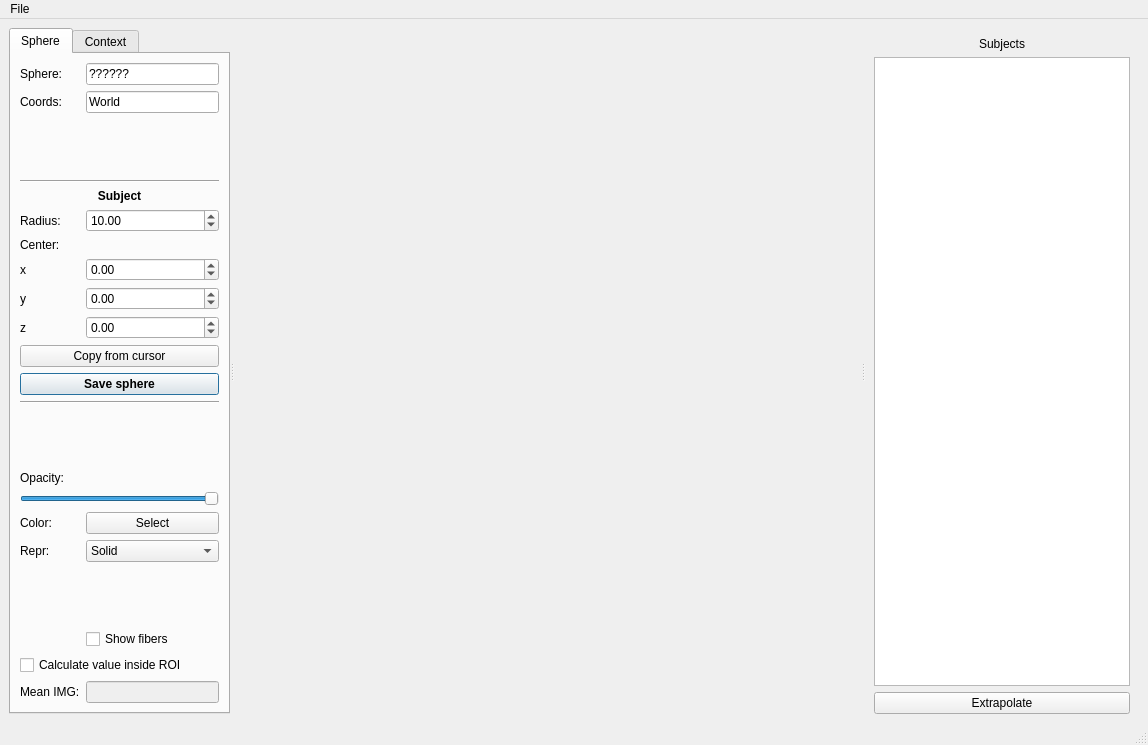
Before: the Qt Designer form braviz/interaction/qt_guis/roi_builder.ui in diego0020/braviz-app, drawn with Qt 5.
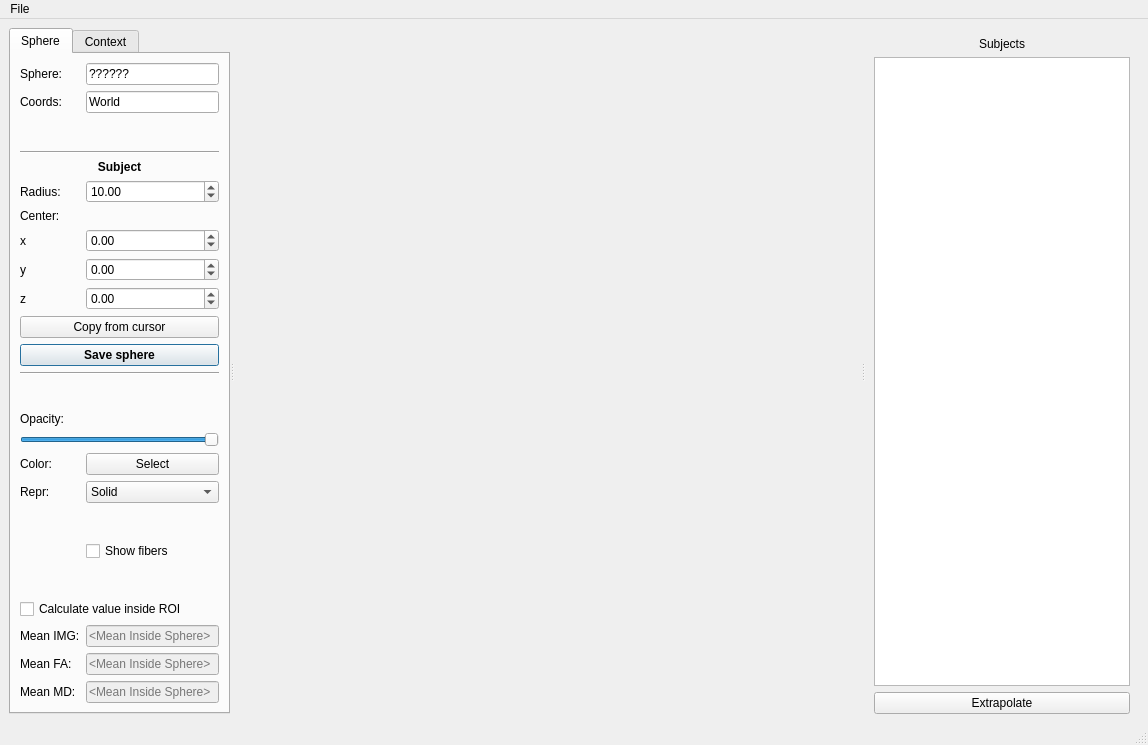
After: the same form once the commit is applied. Icons and pictures are not drawn.

```diff
--- a/braviz/interaction/qt_guis/roi_builder.ui
+++ b/braviz/interaction/qt_guis/roi_builder.ui
@@ -367,14 +367,14 @@
            </property>
           </widget>
          </item>
-         <item row="25" column="0">
+         <item row="28" column="0">
           <widget class="QLabel" name="mean_inside_label">
            <property name="text">
             <string>Mean IMG:</string>
            </property>
           </widget>
          </item>
-         <item row="25" column="1">
+         <item row="28" column="1">
           <widget class="QLineEdit" name="mean_inside_text">
            <property name="enabled">
             <bool>false</bool>
@@ -382,15 +382,71 @@
            <property name="readOnly">
             <bool>true</bool>
            </property>
+           <property name="placeholderText">
+            <string>&lt;Mean Inside Sphere&gt;</string>
+           </property>
           </widget>
          </item>
-         <item row="24" column="0" colspan="2">
+         <item row="27" column="0" colspan="2">
           <widget class="QCheckBox" name="inside_check">
            <property name="text">
             <string>Calculate value inside ROI</string>
            </property>
           </widget>
          </item>
+         <item row="29" column="0">
+          <widget class="QLabel" name="label_18">
+           <property name="text">
+            <string>Mean FA:</string>
+           </property>
+          </widget>
+         </item>
+         <item row="29" column="1">
+          <widget class="QLineEdit" name="mean_fa">
+           <property name="enabled">
+            <bool>false</bool>
+           </property>
+           <property name="readOnly">
+            <bool>true</bool>
+           </property>
+           <property name="placeholderText">
+            <string>&lt;Mean Inside Sphere&gt;</string>
+           </property>
+          </widget>
+         </item>
+         <item row="30" column="0">
+          <widget class="QLabel" name="label_19">
+           <property name="text">
+            <string>Mean MD:</string>
+           </property>
+          </widget>
+         </item>
+         <item row="30" column="1">
+          <widget class="QLineEdit" name="mean_md">
+           <property name="enabled">
+            <bool>false</bool>
+           </property>
+           <property name="readOnly">
+            <bool>true</bool>
+           </property>
+           <property name="placeholderText">
+            <string>&lt;Mean Inside Sphere&gt;</string>
+           </property>
+          </widget>
+         </item>
+         <item row="26" column="0">
+          <spacer name="verticalSpacer_3">
+           <property name="orientation">
+            <enum>Qt::Vertical</enum>
+           </property>
+           <property name="sizeHint" stdset="0">
+            <size>
+             <width>20</width>
+             <height>40</height>
+            </size>
+           </property>
+          </spacer>
+         </item>
         </layout>
        </widget>
        <widget class="QWidget" name="tab_2">
```
Left out of the diff: 13 changed lines with no effect on the pictures.
